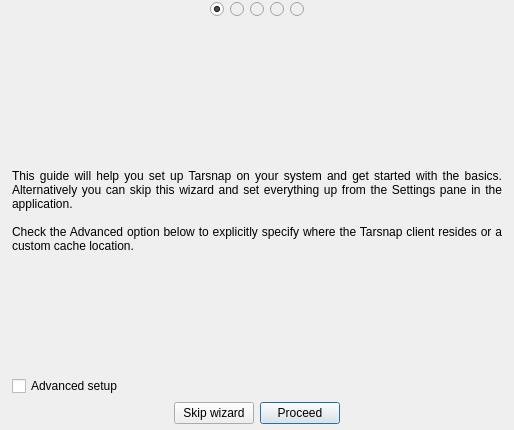
The window that forms/setupdialog.ui (Tarsnap/tarsnap-gui) describes before a commit, drawn with Qt 5.
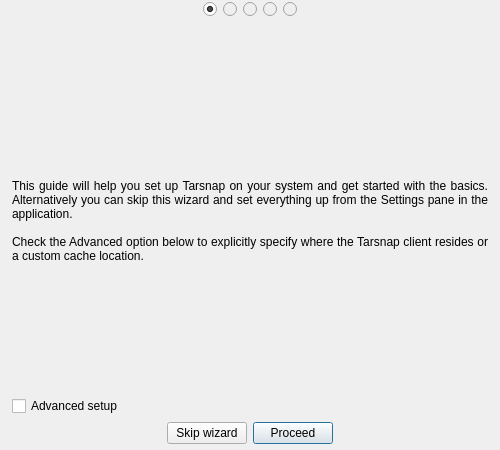
The same window after the commit. Icons and pictures are not drawn.

Patch:
```diff
--- a/forms/setupdialog.ui
+++ b/forms/setupdialog.ui
@@ -6,14 +6,14 @@
    <rect>
     <x>0</x>
     <y>0</y>
-    <width>514</width>
-    <height>411</height>
+    <width>500</width>
+    <height>450</height>
    </rect>
   </property>
   <property name="minimumSize">
    <size>
     <width>500</width>
-    <height>430</height>
+    <height>450</height>
    </size>
   </property>
   <property name="acceptDrops">
```
